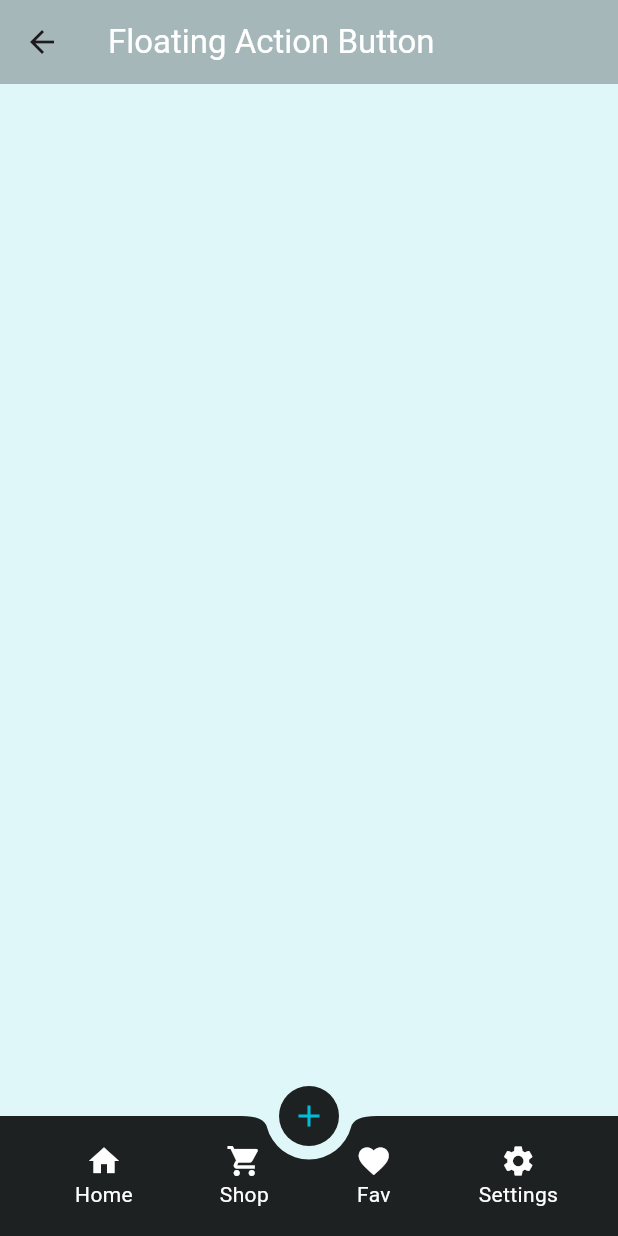
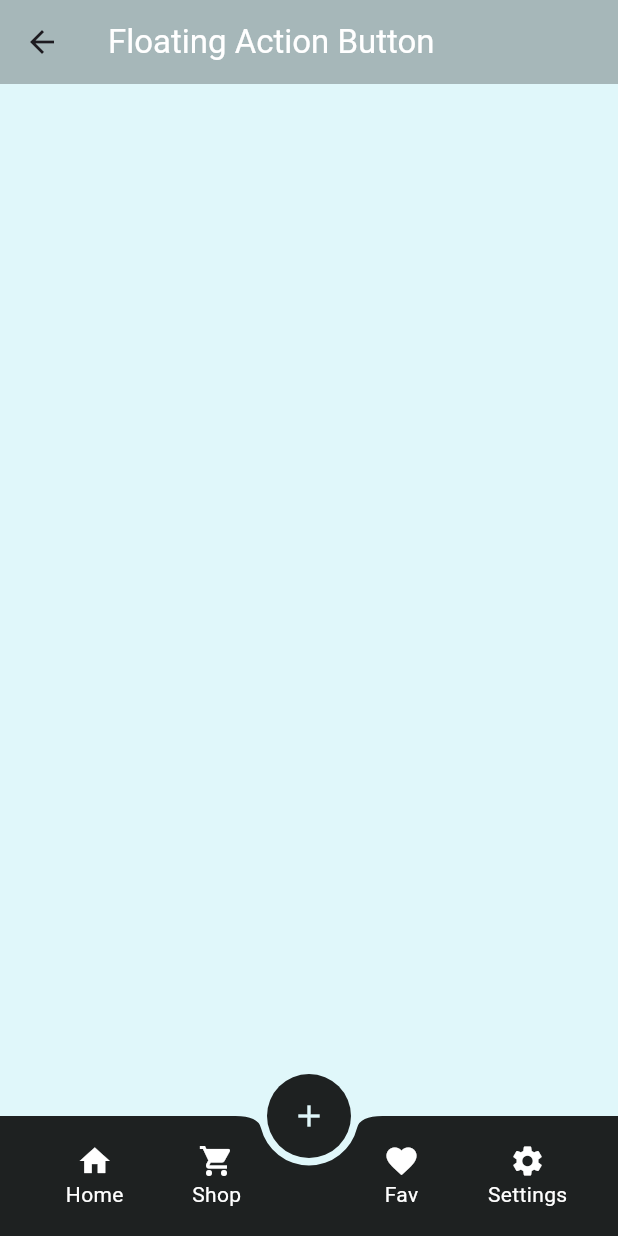
Before and after one commit to rafiul9040devapp/Test_Geet, a Flutter app: the WFloatingButton screen opened directly, on a phone screen of 412 x 824 dp. Run offline on Flutter 3.47's test engine with Material 2 defaults, Android fonts, the phone set to English and light mode, and no system bars; our stand-ins replace get.

Commit message:
bottom navigation is updated

```diff
--- a/lib/floating_button/w_floating_button.dart
+++ b/lib/floating_button/w_floating_button.dart
@@ -33,12 +33,12 @@ class WFloatingButton extends StatelessWidget {
           );
         },
         backgroundColor: Colors.black87,
-        foregroundColor: Colors.cyan,
+        foregroundColor: Colors.cyan.shade50,
         elevation: 0.0,
         shape: RoundedRectangleBorder(
           borderRadius: BorderRadius.circular(50),
         ),
-        mini: true,
+        mini: false,
         child: const Icon(Icons.add),
       ),
       bottomNavigationBar: const BottomAppBar(
@@ -86,6 +86,18 @@ class WFloatingButton extends StatelessWidget {
               child: Column(
                 mainAxisSize: MainAxisSize.min,
                 children: [
+                  Text(
+                    " ",
+                    style: TextStyle(color: Colors.white),
+                  )
+                ],
+              ),
+            ),
+            Padding(
+              padding: EdgeInsets.only(left: 10.0),
+              child: Column(
+                mainAxisSize: MainAxisSize.min,
+                children: [
                   Icon(
                     Icons.favorite,
                     color: Colors.white,
```
